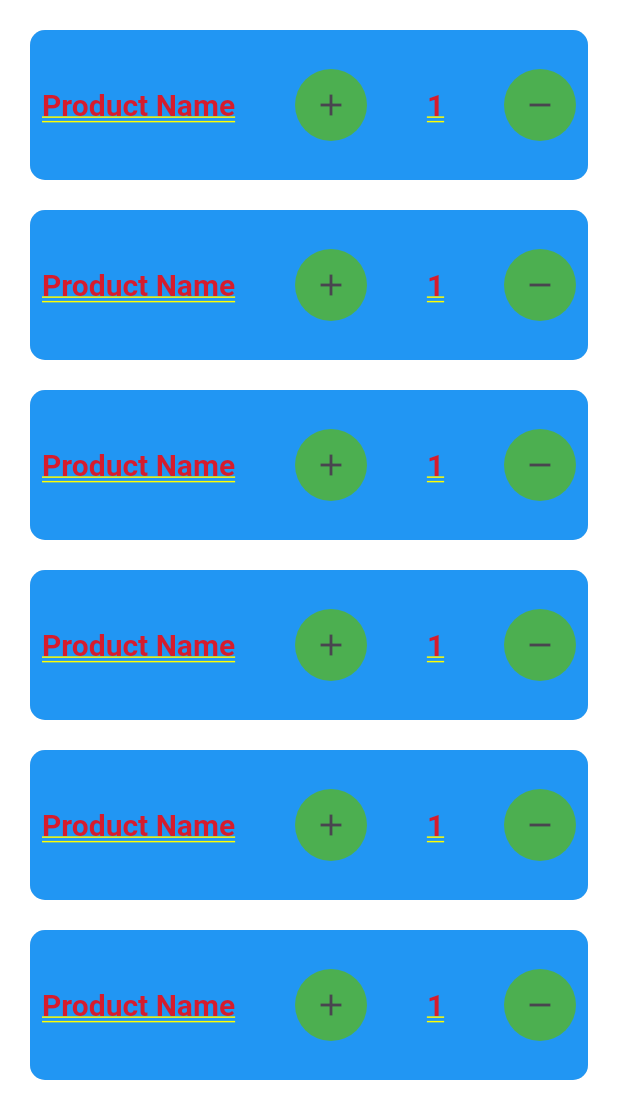
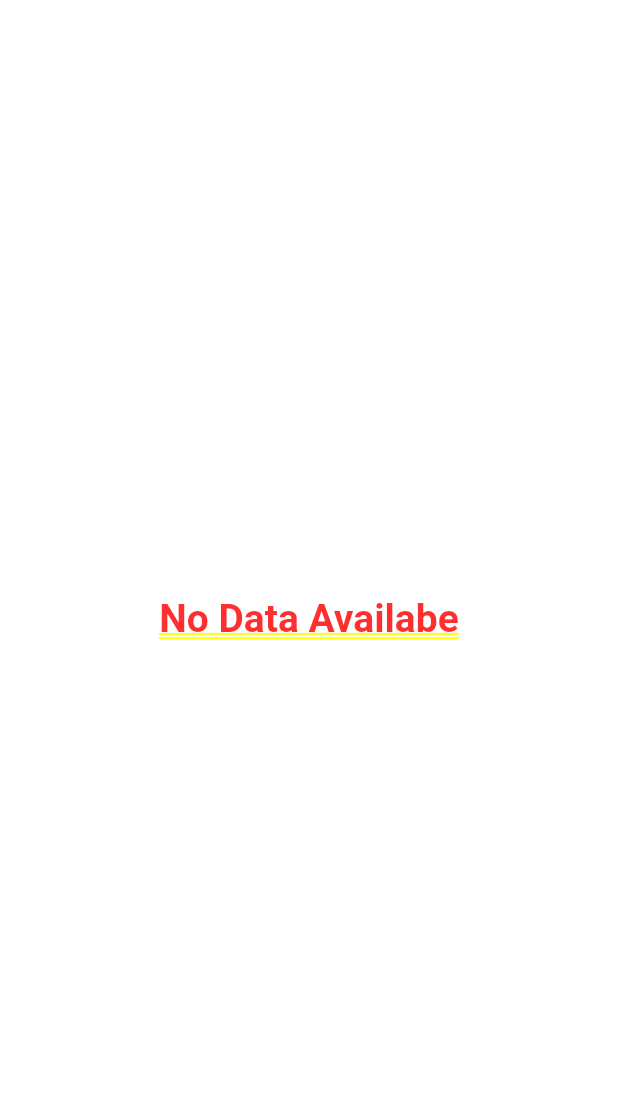
Before and after one commit to Datrix001/Raw-Material-Management-System, a Flutter app: the MaterialLayer screen opened by its route, on a phone screen of 412 x 824 dp. Shown: the top 1119 px of the screen. Run offline on Flutter 3.47's test engine with Material 3 defaults, Android fonts, the phone set to English and light mode, and no system bars; our stand-ins replace flutter_bloc, flutter_slidable, google_fonts, hive, hive_flutter; accounts and stored records are empty; Roboto replaces fonts that are missing (Ubuntu).

Commit message:
Added dynamicity to manfacturing log

```diff
--- a/lib/presentation/pages/material.dart
+++ b/lib/presentation/pages/material.dart
@@ -1,4 +1,7 @@
 import 'package:flutter/material.dart';
+import 'package:flutter_bloc/flutter_bloc.dart';
+import 'package:rmms/data/models/hive_model.dart';
+import 'package:rmms/presentation/bloc/comp_cubit.dart';
 import 'package:rmms/presentation/components/Custom_icon.dart';
 import 'package:rmms/presentation/utils/fonts.dart';
 
@@ -7,10 +10,14 @@ class MaterialLayer extends StatelessWidget {
 
   @override
   Widget build(BuildContext context) {
-
-    return ListView.builder(
-      itemCount: 6,
+    return BlocBuilder<CompCubit, List<HiveModel>>(
+      builder: (context, state) {
+        return state.isEmpty
+            ? Center(child: Text("No Data Availabe", style: CustomFonts.title))
+            : ListView.builder(
+          itemCount: state.length,
           itemBuilder: (context, index) {
+            final item = state[index];
             return Padding(
               padding: const EdgeInsets.only(top: 20, left: 20, right: 20),
               child: Container(
@@ -25,7 +32,7 @@ class MaterialLayer extends StatelessWidget {
                   child: Row(
                     mainAxisAlignment: MainAxisAlignment.spaceBetween,
                     children: [
-                  Text("Product Name", style: CustomFonts.body1Black),
+                      Text(item.productName, style: CustomFonts.body1Black),
                       // Spacer(),
                       CustomIcon(
                         onPressed: () {},
@@ -47,5 +54,7 @@ class MaterialLayer extends StatelessWidget {
             );
           },
         );
+      },
+    );
   }
 }
```
Lines whose indentation alone changed are shown as unchanged.
